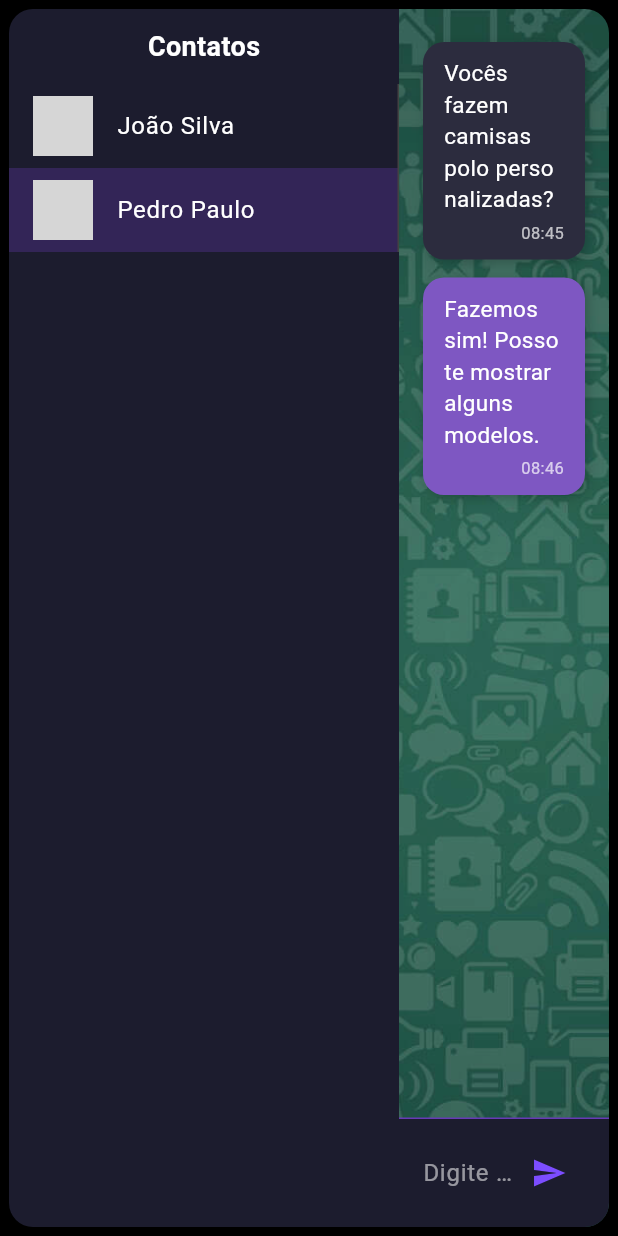
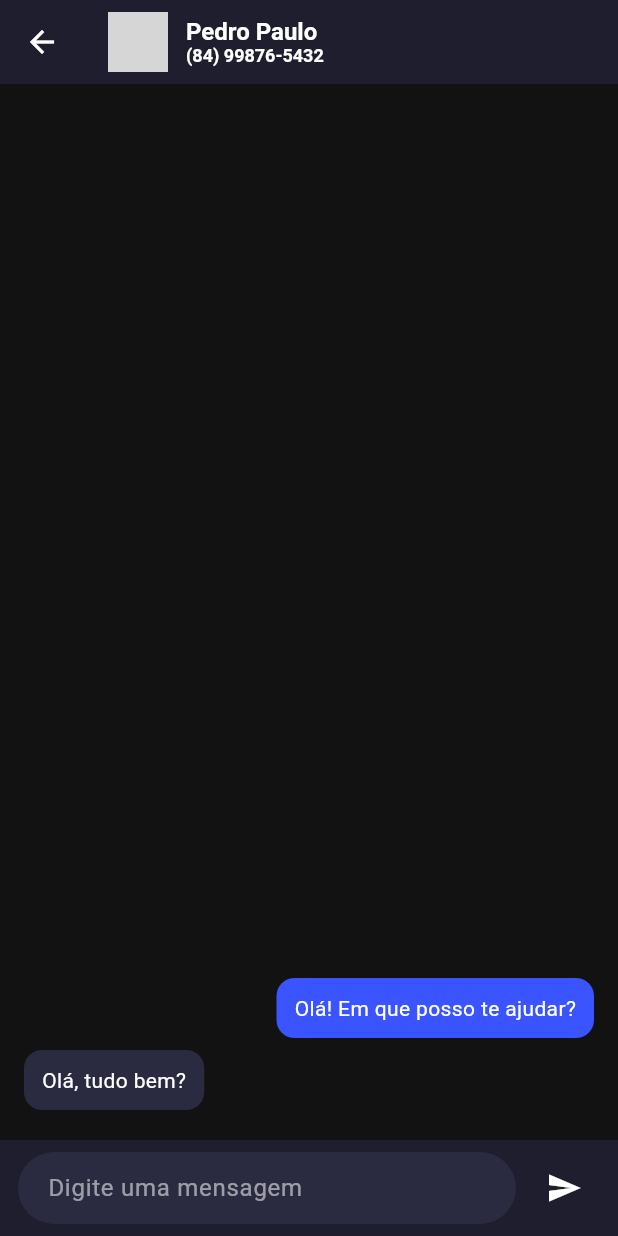
Before and after one commit to marandu-solutions/siga, a Flutter app: the AtendimentoPage screen opened directly, after a tap on "Pedro Paulo", on a phone screen of 412 x 824 dp. Run offline on Flutter 3.47's test engine with Material 3 defaults, Android fonts, the light colour scheme and no system bars; our stand-ins replace lucide_icons; network calls fail; grey boxes are pictures that could not be loaded.

Commit message:
refactor: kanban de contatos

```diff
--- /dev/null
+++ b/lib/Pages/AtendimentoPage/Components/chat_page.dart
@@ -0,0 +1,129 @@
+import 'package:flutter/material.dart';
+
+class ChatPage extends StatelessWidget {
+  final String nome;
+  final String numero;
+  final String fotoUrl;
+
+  const ChatPage({
+    super.key,
+    required this.nome,
+    required this.numero,
+    required this.fotoUrl,
+  });
+
+  @override
+  Widget build(BuildContext context) {
+    return Scaffold(
+      backgroundColor: const Color(0xFF121212),
+      appBar: AppBar(
+        backgroundColor: const Color(0xFF1E1E2F),
+        title: Row(
+          children: [
+            CircleAvatar(backgroundImage: NetworkImage(fotoUrl)),
+            const SizedBox(width: 12),
+            Column(
+              crossAxisAlignment: CrossAxisAlignment.start,
+              children: [
+                Text(nome, style: const TextStyle(fontSize: 16)),
+                Text(numero, style: const TextStyle(fontSize: 12)),
+              ],
+            )
+          ],
+        ),
+      ),
+      body: Column(
+        children: [
+          Expanded(
+            child: ListView(
+              reverse: true,
+              padding: const EdgeInsets.all(16),
+              children: const [
+                Align(
+                  alignment: Alignment.centerLeft,
+                  child: ChatBubble(
+                    text: "Olá, tudo bem?",
+                    isMe: false,
+                  ),
+                ),
+                Align(
+                  alignment: Alignment.centerRight,
+                  child: ChatBubble(
+                    text: "Olá! Em que posso te ajudar?",
+                    isMe: true,
+                  ),
+                ),
+              ],
+            ),
+          ),
+          const ChatInputBar(),
+        ],
+      ),
+    );
+  }
+}
+
+class ChatBubble extends StatelessWidget {
+  final String text;
+  final bool isMe;
+
+  const ChatBubble({
+    super.key,
+    required this.text,
+    required this.isMe,
+  });
+
+  @override
+  Widget build(BuildContext context) {
+    return Container(
+      margin: const EdgeInsets.symmetric(vertical: 4),
+      padding: const EdgeInsets.symmetric(horizontal: 12, vertical: 10),
+      constraints: const BoxConstraints(maxWidth: 280),
+      decoration: BoxDecoration(
+        color: isMe ? const Color(0xFF3A54FF) : const Color(0xFF2A2A40),
+        borderRadius: BorderRadius.circular(12),
+      ),
+      child: Text(
+        text,
+        style: const TextStyle(color: Colors.white),
+      ),
+    );
+  }
+}
+
+class ChatInputBar extends StatelessWidget {
+  const ChatInputBar({super.key});
+
+  @override
+  Widget build(BuildContext context) {
+    return Container(
+      color: const Color(0xFF1E1E2F),
+      padding: const EdgeInsets.symmetric(horizontal: 12, vertical: 8),
+      child: Row(
+        children: [
+          Expanded(
+            child: TextField(
+              style: const TextStyle(color: Colors.white),
+              decoration: InputDecoration(
+                hintText: "Digite uma mensagem",
+                hintStyle: const TextStyle(color: Colors.white54),
+                filled: true,
+                fillColor: const Color(0xFF2A2A40),
+                border: OutlineInputBorder(
+                  borderRadius: BorderRadius.circular(24),
+                  borderSide: BorderSide.none,
+                ),
+                contentPadding: const EdgeInsets.symmetric(horizontal: 16),
+              ),
+            ),
+          ),
+          const SizedBox(width: 8),
+          IconButton(
+            icon: const Icon(Icons.send, color: Colors.white),
+            onPressed: () {},
+          ),
+        ],
+      ),
+    );
+  }
+}
--- /dev/null
+++ b/lib/Pages/AtendimentoPage/Components/contato_card.dart
@@ -0,0 +1,61 @@
+import 'package:flutter/material.dart';
+
+class ContatoCard extends StatelessWidget {
+  final String nome;
+  final String numero;
+  final String fotoUrl;
+
+  const ContatoCard({
+    super.key,
+    required this.nome,
+    required this.numero,
+    required this.fotoUrl,
+  });
+
+  @override
+  Widget build(BuildContext context) {
+    return Card(
+      color: const Color(0xFF2A2A3E),
+      elevation: 4,
+      shape: RoundedRectangleBorder(
+        borderRadius: BorderRadius.circular(14),
+      ),
+      margin: const EdgeInsets.symmetric(vertical: 8),
+      child: Padding(
+        padding: const EdgeInsets.all(12),
+        child: Row(
+          children: [
+            CircleAvatar(
+              backgroundImage: NetworkImage(fotoUrl),
+              radius: 24,
+            ),
+            const SizedBox(width: 12),
+            Expanded(
+              child: Column(
+                crossAxisAlignment: CrossAxisAlignment.start,
+                children: [
+                  Text(
+                    nome,
+                    style: const TextStyle(
+                      fontSize: 16,
+                      fontWeight: FontWeight.w600,
+                      color: Colors.white,
+                    ),
+                  ),
+                  const SizedBox(height: 4),
+                  Text(
+                    numero,
+                    style: const TextStyle(
+                      fontSize: 13,
+                      color: Colors.white70,
+                    ),
+                  ),
+                ],
+              ),
+            ),
+          ],
+        ),
+      ),
+    );
+  }
+}
--- a/lib/Pages/AtendimentoPage/atendimento_page.dart
+++ b/lib/Pages/AtendimentoPage/atendimento_page.dart
@@ -1,4 +1,6 @@
 import 'package:flutter/material.dart';
+import 'package:siga/Pages/AtendimentoPage/Components/contato_card.dart';
+import 'package:siga/Pages/AtendimentoPage/Components/chat_page.dart';
 
 class AtendimentoPage extends StatefulWidget {
   const AtendimentoPage({super.key});
@@ -8,117 +10,131 @@ class AtendimentoPage extends StatefulWidget {
 }
 
 class _AtendimentoPageState extends State<AtendimentoPage> {
-  final TextEditingController _mensagemController = TextEditingController();
-  final ScrollController _scrollController = ScrollController();
-  int contatoSelecionado = 0;
-  int? contatoHoverIndex;
-
-  final List<Map<String, dynamic>> contatos = [
+  final Map<String, List<Map<String, String>>> cardsPorColuna = {
+    "Em aberto": [
       {
         "nome": "João Silva",
+        "numero": "(84) 91234-5678",
         "foto": "https://i.pravatar.cc/150?img=3",
-      "mensagens": [
-        {"texto": "Olá, tudo bem?", "remetente": "cliente", "hora": "09:10"},
-        {"texto": "Gostaria de um orçamento.", "remetente": "cliente", "hora": "09:11"},
-        {"texto": "Claro, posso te ajudar com isso!", "remetente": "loja", "hora": "09:12"},
-      ],
       },
       {
         "nome": "Pedro Paulo",
+        "numero": "(84) 99876-5432",
         "foto": "https://i.pravatar.cc/150?img=5",
-      "mensagens": [
-        {"texto": "Vocês fazem camisas polo personalizadas?", "remetente": "cliente", "hora": "08:45"},
-        {"texto": "Fazemos sim! Posso te mostrar alguns modelos.", "remetente": "loja", "hora": "08:46"},
+      },
     ],
-    },
-  ];
+    "Em atendimento": [],
+    "Pendências": [],
+    "Finalizado": [],
+  };
 
-  void enviarMensagem() {
-    if (_mensagemController.text.trim().isEmpty) return;
-
-    setState(() {
-      contatos[contatoSelecionado]["mensagens"].add({
-        "texto": _mensagemController.text.trim(),
-        "remetente": "loja",
-        "hora": TimeOfDay.now().format(context),
-      });
-      _mensagemController.clear();
-    });
-
-    Future.delayed(const Duration(milliseconds: 100), () {
-      _scrollController.animateTo(
-        _scrollController.position.maxScrollExtent + 100,
-        duration: const Duration(milliseconds: 300),
-        curve: Curves.easeOut,
-      );
-    });
-  }
+  String? colunaDragSource;
 
   @override
   Widget build(BuildContext context) {
-    return Center(
-      child: Container(
-        padding: const EdgeInsets.all(6),
-        child: ClipRRect(
-          borderRadius: BorderRadius.circular(16),
+    final colunas = cardsPorColuna.keys.toList();
+
+    return Scaffold(
+      backgroundColor: const Color(0xFF121212),
+      body: Padding(
+        padding: const EdgeInsets.all(16),
         child: Row(
+          crossAxisAlignment: CrossAxisAlignment.start,
+          children: colunas.map((coluna) {
+            return Expanded(
+              child: Padding(
+                padding: const EdgeInsets.symmetric(horizontal: 8),
+                child: Column(
+                  crossAxisAlignment: CrossAxisAlignment.start,
                   children: [
-              // Sidebar de contatos
-              Container(
-                width: 260,
-                color: const Color(0xFF1C1C2E),
-                child: Column(
-                  children: [
-                    const Padding(
-                      padding: EdgeInsets.all(12.0),
-                      child: Text(
-                        "Contatos",
-                        style: TextStyle(
+                    Text(
+                      coluna,
+                      style: const TextStyle(
+                        color: Colors.white,
                         fontSize: 18,
                         fontWeight: FontWeight.bold,
-                          color: Colors.white,
+                      ),
+                    ),
+                    const SizedBox(height: 12),
+                    Expanded(
+                      child: DragTarget<Map<String, String>>(
+                        onWillAccept: (data) => true,
+                        onAccept: (data) {
+                          if (colunaDragSource != null) {
+                            setState(() {
+                              cardsPorColuna[colunaDragSource!]!.remove(data);
+                              cardsPorColuna[coluna]!.add(data);
+                            });
+                          }
+                        },
+                        builder: (context, candidateData, rejectedData) {
+                          final cards = cardsPorColuna[coluna]!;
+
+                          return Container(
+                            decoration: BoxDecoration(
+                              color: const Color(0xFF1E1E2F),
+                              borderRadius: BorderRadius.circular(12),
+                            ),
+                            padding: const EdgeInsets.all(8),
+                            child: ListView.builder(
+                              itemCount: cards.length,
+                              itemBuilder: (context, index) {
+                                final cardData = cards[index];
+
+                                return Draggable<Map<String, String>>(
+                                  data: cardData,
+                                  onDragStarted: () {
+                                    colunaDragSource = coluna;
+                                  },
+                                  feedback: Material(
+                                    color: Colors.transparent,
+                                    child: Opacity(
+                                      opacity: 0.85,
+                                      child: SizedBox(
+                                        width: 220,
+                                        child: ContatoCard(
+                                          nome: cardData["nome"]!,
+                                          numero: cardData["numero"]!,
+                                          fotoUrl: cardData["foto"]!,
                                         ),
                                       ),
                                     ),
-                    Expanded(
-                      child: ListView.builder(
-                        itemCount: contatos.length,
-                        itemBuilder: (context, index) {
-                          final contato = contatos[index];
-                          final isSelected = index == contatoSelecionado;
-                          final isHovered = index == contatoHoverIndex;
-
-                          Color backgroundColor = Colors.transparent;
-                          if (isSelected) {
-                            backgroundColor = Colors.deepPurple.withOpacity(0.3);
-                          } else if (isHovered) {
-                            backgroundColor = Colors.deepPurple.withOpacity(0.15);
-                          }
-
-                          return MouseRegion(
-                            onEnter: (_) => setState(() => contatoHoverIndex = index),
-                            onExit: (_) => setState(() => contatoHoverIndex = null),
-                            child: AnimatedContainer(
-                              duration: const Duration(milliseconds: 200),
-                              decoration: BoxDecoration(
-                                color: backgroundColor,
-                                border: Border(
-                                  right: BorderSide(
-                                    color: Colors.grey.shade800,
-                                    width: 1,
+                                  ),
+                                  childWhenDragging: Opacity(
+                                    opacity: 0.4,
+                                    child: ContatoCard(
+                                      nome: cardData["nome"]!,
+                                      numero: cardData["numero"]!,
+                                      fotoUrl: cardData["foto"]!,
                                     ),
                                   ),
+                                  child: GestureDetector(
+                                    onTap: () {
+                                      Navigator.of(context).push(
+                                        PageRouteBuilder(
+                                          transitionDuration: const Duration(milliseconds: 300),
+                                          pageBuilder: (_, __, ___) => ChatPage(
+                                            nome: cardData["nome"]!,
+                                            numero: cardData["numero"]!,
+                                            fotoUrl: cardData["foto"]!,
                                           ),
-                              child: ListTile(
-                                leading: CircleAvatar(
-                                  backgroundImage: NetworkImage(contato["foto"]),
+                                          transitionsBuilder: (_, animation, __, child) {
+                                            return FadeTransition(
+                                              opacity: animation,
+                                              child: child,
+                                            );
+                                          },
                                         ),
-                                title: Text(
-                                  contato["nome"],
-                                  style: const TextStyle(color: Colors.white),
+                                      );
+                                    },
+                                    child: ContatoCard(
+                                      nome: cardData["nome"]!,
+                                      numero: cardData["numero"]!,
+                                      fotoUrl: cardData["foto"]!,
                                     ),
-                                onTap: () => setState(() => contatoSelecionado = index),
                                   ),
+                                );
+                              },
                             ),
                           );
                         },
@@ -127,104 +143,8 @@ class _AtendimentoPageState extends State<AtendimentoPage> {
                   ],
                 ),
               ),
-
-              // Área de conversa
-              Expanded(
-                child: Stack(
-                  children: [
-                    Positioned.fill(
-                      child: Image.asset(
-                        'assets/whatsapp_background.png',
-                        fit: BoxFit.cover,
-                        color: Colors.black.withOpacity(0.2),
-                        colorBlendMode: BlendMode.darken,
-                      ),
-                    ),
-                    Column(
-                      children: [
-                        Expanded(
-                          child: ListView.builder(
-                            controller: _scrollController,
-                            padding: const EdgeInsets.all(16),
-                            itemCount: contatos[contatoSelecionado]["mensagens"].length,
-                            itemBuilder: (context, index) {
-                              final mensagem = contatos[contatoSelecionado]["mensagens"][index];
-                              final isLoja = mensagem["remetente"] == "loja";
-
-                              return Align(
-                                alignment: isLoja ? Alignment.centerRight : Alignment.centerLeft,
-                                child: Container(
-                                  padding: const EdgeInsets.symmetric(horizontal: 14, vertical: 10),
-                                  margin: const EdgeInsets.symmetric(vertical: 6),
-                                  constraints: const BoxConstraints(maxWidth: 400),
-                                  decoration: BoxDecoration(
-                                    color: isLoja ? Colors.deepPurple.shade400 : const Color(0xFF2C2C3E),
-                                    borderRadius: BorderRadius.circular(14),
-                                    boxShadow: [
-                                      BoxShadow(
-                                        color: Colors.black.withOpacity(0.2),
-                                        blurRadius: 6,
-                                        offset: const Offset(2, 2),
-                                      )
-                                    ],
-                                  ),
-                                  child: Column(
-                                    crossAxisAlignment: CrossAxisAlignment.end,
-                                    children: [
-                                      Text(
-                                        mensagem["texto"],
-                                        style: const TextStyle(fontSize: 15, color: Colors.white),
-                                      ),
-                                      const SizedBox(height: 4),
-                                      Text(
-                                        mensagem["hora"] ?? '',
-                                        style: const TextStyle(fontSize: 11, color: Colors.white70),
-                                      ),
-                                    ],
-                                  ),
-                                ),
             );
-                            },
-                          ),
-                        ),
-
-                        // Campo de digitação
-                        Container(
-                          padding: const EdgeInsets.symmetric(horizontal: 16, vertical: 12),
-                          decoration: const BoxDecoration(
-                            color: Color(0xFF1C1C2E),
-                            border: Border(
-                              top: BorderSide(color: Colors.deepPurple),
-                            ),
-                          ),
-                          child: Row(
-                            children: [
-                              Expanded(
-                                child: TextField(
-                                  controller: _mensagemController,
-                                  style: const TextStyle(color: Colors.white),
-                                  decoration: const InputDecoration(
-                                    hintText: "Digite sua mensagem...",
-                                    hintStyle: TextStyle(color: Colors.white54),
-                                    border: InputBorder.none,
-                                  ),
-                                  onSubmitted: (_) => enviarMensagem(),
-                                ),
-                              ),
-                              IconButton(
-                                icon: const Icon(Icons.send, color: Colors.deepPurpleAccent),
-                                onPressed: enviarMensagem,
-                              ),
-                            ],
-                          ),
-                        ),
-                      ],
-                    ),
-                  ],
-                ),
-              ),
-            ],
-          ),
+          }).toList(),
         ),
       ),
     );
```
Lines whose indentation alone changed are shown as unchanged.
